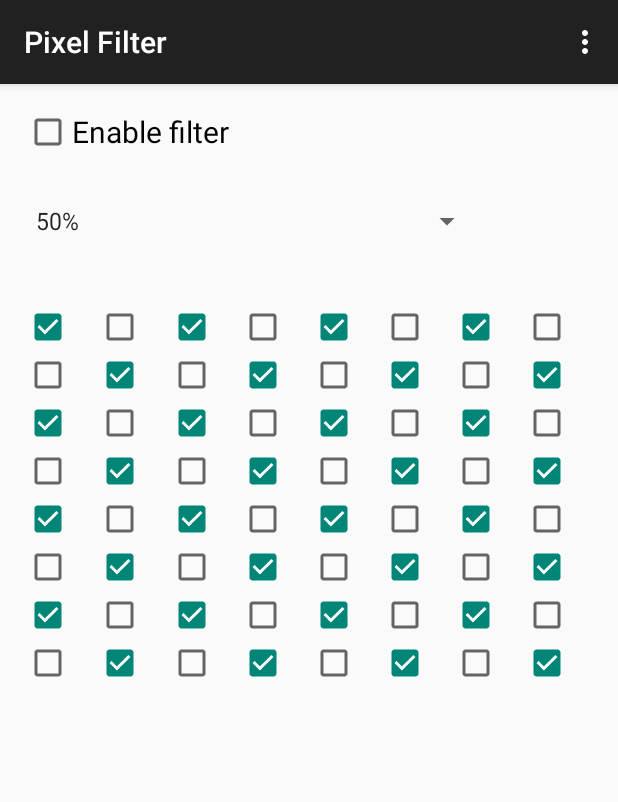
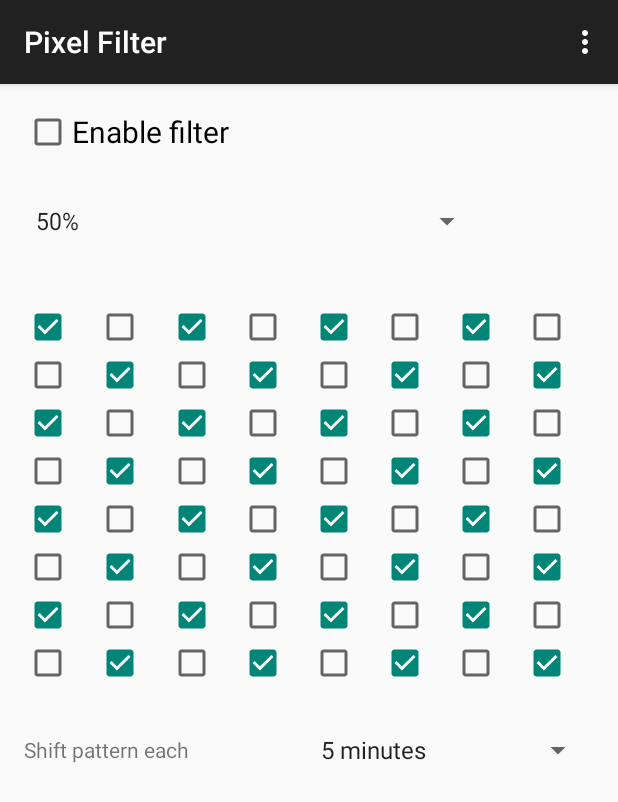
Before and after one commit to pelya/screen-dimmer-pixel-filter, an Android app: the screen it shows after launch (MainActivity), on a phone screen of 412 x 824 dp. Shown: the top 802 px of the screen. Run offline under Robolectric (Android 15) with nearby library versions, the phone set to English and light mode, and no system bars.

Commit message:
More features

```diff
--- a/app/src/main/java/screen/dimmer/pixelfilter/Cfg.java
+++ b/app/src/main/java/screen/dimmer/pixelfilter/Cfg.java
@@ -7,13 +7,12 @@ public class Cfg {
     public static boolean Initialized = false;
 
     public static int Pattern = 3;
-    //public static byte[] CustomPattern = new byte[Grids.GridSize];
+    public static int ShiftTimeoutIdx = 4;
 
     public static void Init(Context ctx) {
         if (Initialized) {
             return;
         }
-
     }
 
     public static void Save(Context ctx) {
--- a/app/src/main/java/screen/dimmer/pixelfilter/FilterService.java
+++ b/app/src/main/java/screen/dimmer/pixelfilter/FilterService.java
@@ -21,18 +21,15 @@ import java.util.TimerTask;
 public class FilterService extends Service {
     public static final String LOG = "Pixel Filter";
 
-    public static final int SHIFT_TIMER = 3 * 1000; //60 * 1000; // Shift pattern each minute
-
     public static boolean DEBUG = false; // true;
 
     private WindowManager windowManager;
     private ImageView view;
     private Bitmap bmp;
-    private Timer timer;
+    //private Timer timer;
     private boolean destroyed = false;
     public static boolean running = false;
     public static MainActivity gui = null;
-
 
     @Override
     public IBinder onBind(Intent intent) {
@@ -84,7 +81,6 @@ public class FilterService extends Service {
 
         windowManager.addView(view, params);
 
-        timer = new Timer();
         final Handler handler = new Handler();
         handler.postDelayed(new Runnable() {
             @Override
@@ -92,12 +88,13 @@ public class FilterService extends Service {
                 updatePattern();
                 view.invalidate();
                 if (!destroyed) {
-                    handler.postDelayed(this, SHIFT_TIMER);
+                    handler.postDelayed(this, Grids.ShiftTimeouts[Cfg.ShiftTimeoutIdx]);
                 }
             }
-        }, SHIFT_TIMER);
+        }, Grids.ShiftTimeouts[Cfg.ShiftTimeoutIdx]);
 
         /*
+        timer = new Timer();
         timer.scheduleAtFixedRate(new TimerTask() {
             public void run() {
                 if (destroyed) {
@@ -136,7 +133,7 @@ public class FilterService extends Service {
     }
 
     int getShift() {
-        long shift = (System.currentTimeMillis() / SHIFT_TIMER) % Grids.GridSize;
+        long shift = (System.currentTimeMillis() / Grids.ShiftTimeouts[Cfg.ShiftTimeoutIdx]) % Grids.GridSize;
         return Grids.GridShift[(int)shift];
     }
 
--- a/app/src/main/java/screen/dimmer/pixelfilter/Grids.java
+++ b/app/src/main/java/screen/dimmer/pixelfilter/Grids.java
@@ -135,4 +135,16 @@ public class Grids {
             52, 53, 60, 61, 54, 55, 62, 63,
     };
 
+    public static int[] ShiftTimeouts = new int[] { // In milliseconds
+            15 * 1000,
+            30 * 1000,
+            60 * 1000,
+            2 * 60 * 1000,
+            5 * 60 * 1000,
+            10 * 60 * 1000,
+            20 * 60 * 1000,
+            30 * 60 * 1000,
+            60 * 60 * 1000,
+    };
+
 }
--- a/app/src/main/java/screen/dimmer/pixelfilter/MainActivity.java
+++ b/app/src/main/java/screen/dimmer/pixelfilter/MainActivity.java
@@ -67,6 +67,7 @@ public class MainActivity extends ActionBarActivity implements CompoundButton.On
                     }).start();
                 }
                 patternSelection[0] = false;
+                Cfg.Save(MainActivity.this);
             }
 
             @Override
@@ -92,6 +93,7 @@ public class MainActivity extends ActionBarActivity implements CompoundButton.On
                         Grids.Patterns[Cfg.Pattern][i] = (byte)(c.isChecked() ? 1 : 0);
                     }
                     ((Spinner) findViewById(R.id.spinner)).setSelection(Cfg.Pattern, true);
+                    Cfg.Save(MainActivity.this);
                 }
             });
         }
@@ -108,6 +110,20 @@ public class MainActivity extends ActionBarActivity implements CompoundButton.On
             Log.d(LOG, "GUI: got shutdown intent, stopping service");
             c.setChecked(false);
         }
+
+        Spinner shiftTimer = (Spinner) findViewById(R.id.shift_timer);
+        shiftTimer.setSelection(Cfg.ShiftTimeoutIdx);
+        shiftTimer.setOnItemSelectedListener(new AdapterView.OnItemSelectedListener() {
+            @Override
+            public void onItemSelected(AdapterView<?> parent, View view, int position, long id) {
+                Cfg.ShiftTimeoutIdx = (int) id;
+                Cfg.Save(MainActivity.this);
+            }
+
+            @Override
+            public void onNothingSelected(AdapterView<?> parent) {
+            }
+        });
 
         FilterService.gui = this;
     }
--- a/app/src/main/res/layout/activity_main.xml
+++ b/app/src/main/res/layout/activity_main.xml
@@ -72,6 +72,37 @@
 
             <include layout="@layout/grid" />
 
+            <Space
+                android:layout_width="20dp"
+                android:layout_height="30dp"
+                android:layout_below="@+id/selectPresetView"
+                android:layout_centerHorizontal="true"
+                android:id="@+id/separator3" />
+
+            <LinearLayout
+                android:orientation="horizontal"
+                android:layout_width="match_parent"
+                android:layout_height="wrap_content"
+                android:layout_gravity="center_horizontal">
+
+                <TextView
+                    android:layout_width="match_parent"
+                    android:layout_height="wrap_content"
+                    android:text="Shift pattern each"
+                    android:id="@+id/textView"
+                    android:layout_weight="1"
+                    android:layout_gravity="center_vertical" />
+
+                <Spinner
+                    android:layout_width="match_parent"
+                    android:layout_height="wrap_content"
+                    android:layout_weight="1"
+                    android:id="@+id/shift_timer"
+                    android:layout_gravity="center_vertical"
+                    android:entries="@array/shift_timer"
+                    android:spinnerMode="dropdown" />
+            </LinearLayout>
+
         </LinearLayout>
     </ScrollView>
 
--- /dev/null
+++ b/app/src/main/res/values/arrays.xml
@@ -0,0 +1,15 @@
+<?xml version="1.0" encoding="utf-8"?>
+<resources>
+    <string-array name="shift_timer">
+        <item>15 seconds</item>
+        <item>30 seconds</item>
+        <item>1 minute</item>
+        <item>2 minutes</item>
+        <item>5 minutes</item>
+        <item>10 minutes</item>
+        <item>20 minutes</item>
+        <item>30 minutes</item>
+        <item>1 hour</item>
+    </string-array>
+
+</resources>
--- a/app/src/main/res/values/strings.xml
+++ b/app/src/main/res/values/strings.xml
@@ -8,5 +8,4 @@
     <string name="filter_active_2">Touch to disable</string>
 
 
-
 </resources>
```
